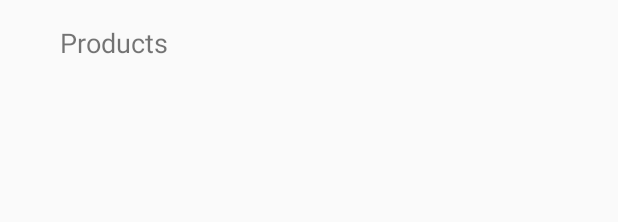
After one commit to Brahmadatta/CoderSwag, an Android app: the layout activity_products.xml on its own in the app's theme, with its tools: preview values and no code run, on a phone screen of 412 x 824 dp. The commit adds this screen. Shown: the top 222 px of the screen. Run offline under Robolectric (Android 15) with nearby library versions, the phone set to English and light mode, and no system bars.

Commit message:
lesson 6

```diff
--- a/app/build.gradle
+++ b/app/build.gradle
@@ -25,7 +25,7 @@ android {
 
 dependencies {
     implementation fileTree(dir: 'libs', include: ['*.jar'])
-    implementation"org.jetbrains.kotlin:kotlin-stdlib-jdk7:$kotlin_version"
+    implementation "org.jetbrains.kotlin:kotlin-stdlib-jdk7:$kotlin_version"
     implementation 'androidx.appcompat:appcompat:1.0.2'
     implementation 'androidx.core:core-ktx:1.0.2'
     implementation 'androidx.constraintlayout:constraintlayout:1.1.3'
--- a/app/src/main/AndroidManifest.xml
+++ b/app/src/main/AndroidManifest.xml
@@ -9,6 +9,7 @@
         android:roundIcon="@mipmap/ic_launcher_round"
         android:supportsRtl="true"
         android:theme="@style/AppTheme">
+        <activity android:name=".Controller.ProductsActivity"></activity>
         <activity android:name=".Controller.MainActivity">
             <intent-filter>
                 <action android:name="android.intent.action.MAIN" />
--- /dev/null
+++ b/app/src/main/java/com/example/coderswag/Utilities/Constants.kt
@@ -0,0 +1,3 @@
+package com.example.coderswag.Utilities
+
+const val EXTRA_CATEGORY = "category"
--- /dev/null
+++ b/app/src/main/res/layout/activity_products.xml
@@ -0,0 +1,33 @@
+<?xml version="1.0" encoding="utf-8"?>
+<androidx.constraintlayout.widget.ConstraintLayout xmlns:android="http://schemas.android.com/apk/res/android"
+    xmlns:app="http://schemas.android.com/apk/res-auto"
+    xmlns:tools="http://schemas.android.com/tools"
+    android:layout_width="match_parent"
+    android:layout_height="match_parent"
+    tools:context=".Controller.ProductsActivity">
+
+    <TextView
+        android:id="@+id/textView"
+        android:layout_width="wrap_content"
+        android:layout_height="wrap_content"
+        android:layout_marginStart="40dp"
+        android:layout_marginTop="16dp"
+        android:text="Products"
+        android:textSize="18sp"
+        app:layout_constraintLeft_toLeftOf="parent"
+        app:layout_constraintStart_toStartOf="parent"
+        app:layout_constraintTop_toTopOf="parent" />
+
+    <androidx.recyclerview.widget.RecyclerView
+        android:id="@+id/productListView"
+        android:layout_width="0dp"
+        android:layout_height="0dp"
+        android:layout_marginTop="16dp"
+        app:layout_constraintBottom_toBottomOf="parent"
+        app:layout_constraintEnd_toEndOf="parent"
+        app:layout_constraintStart_toStartOf="parent"
+        android:divider="@null"
+        app:layout_constraintTop_toBottomOf="@+id/textView" />
+
+
+</androidx.constraintlayout.widget.ConstraintLayout>
```
Also changed, not shown: app/src/main/java/com/example/coderswag/Adapters/CategoryRecycleAdapter.kt (+8 -4 lines), app/src/main/java/com/example/coderswag/Controller/MainActivity.kt (+8 -1 lines), app/src/main/java/com/example/coderswag/Controller/ProductsActivity.kt (added, +17 -0 lines).
